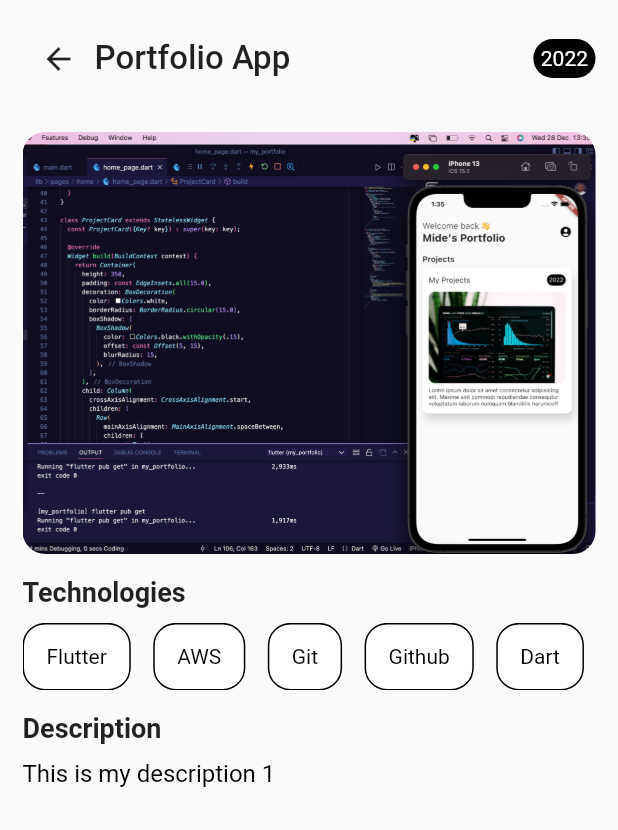
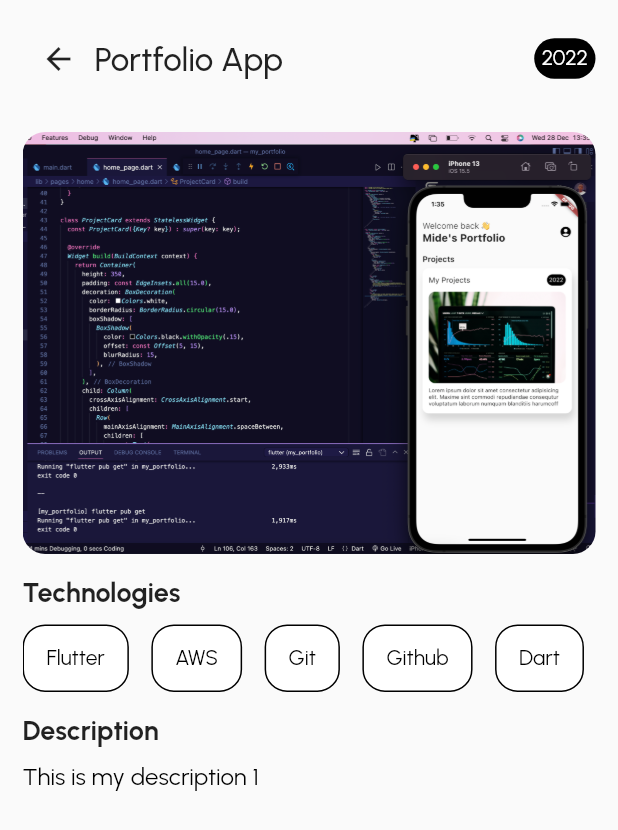
Before and after one commit to OlawaleJnr/my-portfolio, a Flutter app: the screen it shows after launch, after a tap on "Portfolio App", on a phone screen of 412 x 824 dp. Shown: the top 830 px of the screen. Run offline on Flutter 3.47's test engine with Material 2 defaults, Android fonts, the phone set to English and light mode, and no system bars; our stand-ins replace google_fonts, share_plus.

Commit message:
features(upgrade): added sharing compatibility and improved app design

```diff
--- a/lib/pages/home/home_page.dart
+++ b/lib/pages/home/home_page.dart
@@ -1,9 +1,11 @@
 import "package:flutter/material.dart";
+import 'package:google_fonts/google_fonts.dart';
 import 'package:my_portfolio/example/projects.dart';
 import 'package:my_portfolio/responsive.dart';
 import 'package:my_portfolio/scroll_behaviour.dart';
 import 'package:my_portfolio/widgets/Cards/project_card.dart';
 import 'package:my_portfolio/widgets/Header/header.dart';
+import 'package:share_plus/share_plus.dart';
 
 class HomePage extends StatelessWidget {
   const HomePage({Key? key}) : super(key: key);
@@ -14,8 +16,9 @@ class HomePage extends StatelessWidget {
       floatingActionButton: FloatingActionButton(
         backgroundColor: Colors.black,
         onPressed: () {
-          // ignore: avoid_print
-          print("Button Pressed!");
+          Share.share(
+            "Check out Talabi Ayomide's portfolio https://my-portfolio-mac.web.app/#/"
+          );
         },
         child: const Icon(
           Icons.share,
@@ -37,9 +40,9 @@ class HomePage extends StatelessWidget {
                   const SizedBox(
                     height: 25, // Vertical Spacing of 25 pixels
                   ),
-                  const Text(
+                  Text(
                     "Projects",
-                    style: TextStyle(
+                    style: GoogleFonts.urbanist(
                       fontSize: 19,
                       fontWeight: FontWeight.w600,
                     ),
--- a/lib/pages/project/project_detail.dart
+++ b/lib/pages/project/project_detail.dart
@@ -1,4 +1,5 @@
 import "package:flutter/material.dart";
+import 'package:google_fonts/google_fonts.dart';
 import 'package:my_portfolio/models/project.dart';
 import 'package:my_portfolio/responsive.dart';
 
@@ -29,7 +30,7 @@ class ProjectDetail extends StatelessWidget {
                       ),
                       Text(
                         project.name,
-                        style: const TextStyle(
+                        style: GoogleFonts.urbanist(
                           fontSize: 22,
                           fontWeight: FontWeight.w500,
                         ),
@@ -43,7 +44,7 @@ class ProjectDetail extends StatelessWidget {
                         padding: const EdgeInsets.all(5.0),
                         child: Text(
                           project.year.toString(),
-                          style: const TextStyle(
+                          style: GoogleFonts.urbanist(
                             fontSize: 14,
                             color: Colors.white,
                           ),
@@ -81,9 +82,9 @@ class ProjectDetail extends StatelessWidget {
                   const SizedBox(
                     height: 15,
                   ),
-                  const Text(
+                  Text(
                     "Technologies",
-                    style: TextStyle(
+                    style: GoogleFonts.urbanist(
                       fontSize: 18,
                       fontWeight: FontWeight.bold,
                     ),
@@ -95,9 +96,9 @@ class ProjectDetail extends StatelessWidget {
                   const SizedBox(
                     height: 15,
                   ),
-                  const Text(
+                  Text(
                     "Description",
-                    style: TextStyle(
+                    style: GoogleFonts.urbanist(
                       fontSize: 18,
                       fontWeight: FontWeight.bold,
                     ),
@@ -107,7 +108,7 @@ class ProjectDetail extends StatelessWidget {
                   ),
                   Text(
                     project.description,
-                    style: const TextStyle(
+                    style: GoogleFonts.urbanist(
                       fontSize: 16,
                       color: Colors.black,
                     )
@@ -147,7 +148,7 @@ class HorizontalTechView extends StatelessWidget {
             ),
             child: Text(
               techList[index],
-              style: const TextStyle(
+              style: GoogleFonts.urbanist(
                 fontSize: 14,
                 color: Colors.black,
               ),
--- a/lib/widgets/Cards/project_card.dart
+++ b/lib/widgets/Cards/project_card.dart
@@ -1,4 +1,5 @@
 import "package:flutter/material.dart";
+import 'package:google_fonts/google_fonts.dart';
 import 'package:my_portfolio/models/project.dart';
 import 'package:my_portfolio/pages/project/project_detail.dart';
 
@@ -38,8 +39,9 @@ class ProjectCard extends StatelessWidget {
               children: [
                 Text(
                   project.name,
-                  style: const TextStyle(
+                  style: GoogleFonts.urbanist(
                     fontSize: 18,
+                    fontWeight: FontWeight.w500,
                   ),
                 ),
                 Container(
@@ -50,7 +52,7 @@ class ProjectCard extends StatelessWidget {
                   padding: const EdgeInsets.all(5.0),
                   child: Text(
                     project.year.toString(),
-                    style: const TextStyle(
+                    style: GoogleFonts.urbanist(
                       fontSize: 14,
                       color: Colors.white,
                     ),
@@ -79,9 +81,11 @@ class ProjectCard extends StatelessWidget {
             Text(
               project.description,
               maxLines: 3,
-              style: const TextStyle(
+              style: GoogleFonts.urbanist(
                 fontSize: 13,
-                overflow: TextOverflow.ellipsis,
+                textStyle: const TextStyle(
+                  overflow: TextOverflow.ellipsis,
+                ),
               ),
             ),
           ],
--- a/lib/widgets/Header/header.dart
+++ b/lib/widgets/Header/header.dart
@@ -1,4 +1,5 @@
 import "package:flutter/material.dart";
+import 'package:google_fonts/google_fonts.dart';
 
 class Header extends StatelessWidget {
   const Header({Key? key}) : super(key: key);
@@ -14,17 +15,17 @@ class Header extends StatelessWidget {
           mainAxisAlignment: MainAxisAlignment.start,
           mainAxisSize: MainAxisSize.min,
           // NEW: take the least amount of space as possible
-          children: const [
+          children: [
             Text(
               "Welcome back 👋",
-              style: TextStyle(
+              style: GoogleFonts.urbanist(
                 fontSize: 20,
                 fontWeight: FontWeight.w300,
               ),
             ),
             Text(
-              "Mide's Portfolio",
-              style: TextStyle(
+              "Ayomide's Portfolio",
+              style: GoogleFonts.urbanist(
                 fontSize: 25,
                 fontWeight: FontWeight.bold,
               ),
--- a/pubspec.yaml
+++ b/pubspec.yaml
@@ -29,6 +29,8 @@ environment:
 dependencies:
   flutter:
     sdk: flutter
+  share_plus: ^4.0.3
+  google_fonts: ^3.0.1
 
 
   # The following adds the Cupertino Icons font to your application.
```
Also changed, not shown: pubspec.lock, 14 other files.
